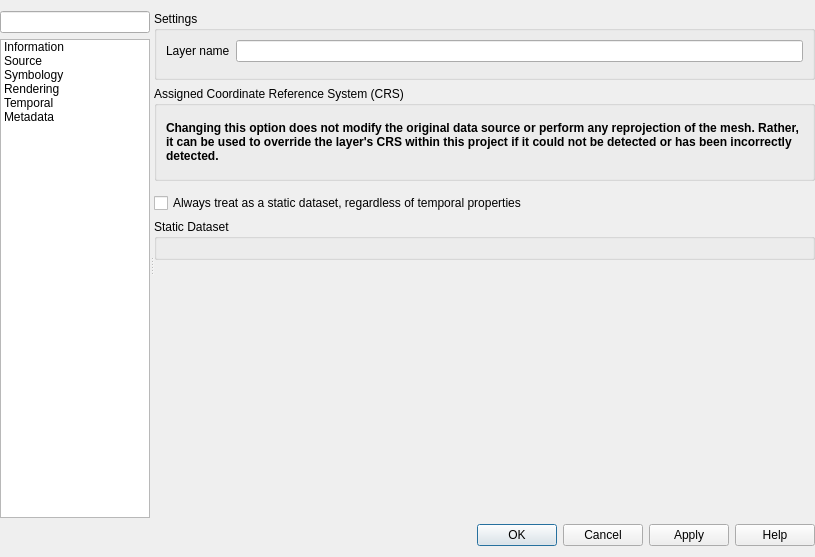
First picture: the form in src/ui/mesh/qgsmeshlayerpropertiesbase.ui, repository qgis/QGIS, before the edit.
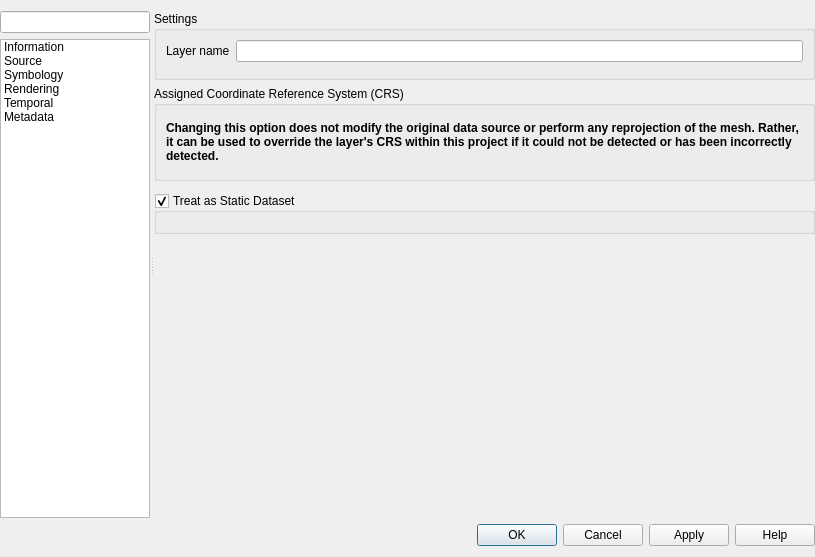
Second picture: the form after the edit. The open tabs and pages were chosen to show the change. Icons and pictures are not drawn. Custom widgets are drawn as their Qt base class.

Commit message:
Replace the checkbox + groupbox by a checkable groupbox
for setting mesh static dataset groups

The edit to the form file:
```diff
--- a/src/ui/mesh/qgsmeshlayerpropertiesbase.ui
+++ b/src/ui/mesh/qgsmeshlayerpropertiesbase.ui
@@ -375,20 +375,13 @@
                <item>
                 <widget class="QgsMeshDatasetGroupTreeWidget" name="mDatasetGroupTreeWidget" native="true"/>
                </item>
-               <item>
-                <widget class="QCheckBox" name="mTemporalStaticDatasetCheckBox">
-                 <property name="toolTip">
-                  <string>Static dataset even if the temporal navigation is on</string>
-                 </property>
-                 <property name="text">
-                  <string>Always treat as a static dataset, regardless of temporal properties</string>
-                 </property>
-                </widget>
-               </item>
                <item>
                 <widget class="QgsCollapsibleGroupBoxBasic" name="mStaticDatasetGroupBox">
                  <property name="title">
-                  <string>Static Dataset</string>
+                  <string>Treat as Static Dataset</string>
+                 </property>
+                 <property name="checkable">
+                  <bool>true</bool>
                  </property>
                  <layout class="QVBoxLayout" name="verticalLayout_7">
                   <item>
```
Left out of the diff: 5 changed lines with no effect on the pictures. The commit also changes 2 other files.
